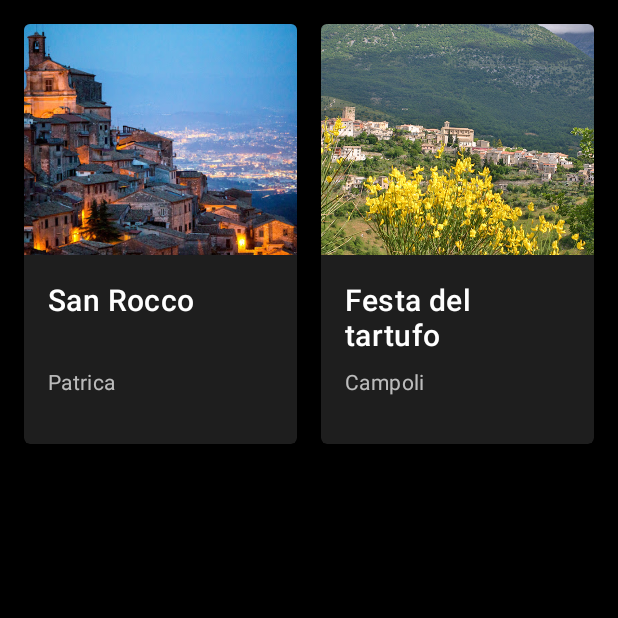
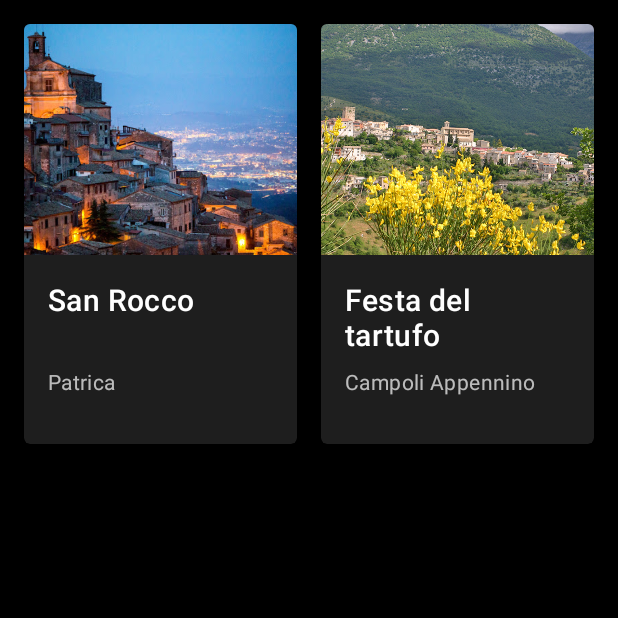
Before and after one commit to ThetaRangers/ThetaProvaCarte, an Android app: the EventsActivity screen opened directly, with no data from a screen before it, on a phone screen of 412 x 824 dp, the top half of it. Run offline under Robolectric (Android 15) with nearby library versions, the phone set to English and light mode, and no system bars.

Commit message:
Campoli with Appennino

```diff
--- a/app/src/main/java/it/thetarangers/thetacarte/EventsActivity.java
+++ b/app/src/main/java/it/thetarangers/thetacarte/EventsActivity.java
@@ -60,7 +60,7 @@ public class EventsActivity extends AppCompatActivity {
                     " dato in dono a principi e re quando si recavano in viaggio in Ciociaria. La storia di questo prodotto " +
                     "spontaneo si fonde nelle origini del piccolo centro ciociaro, tanto da poter essere considerato il simbolo della cultura e della tradizione del paese. Le varietà che nascono spontanee " +
                     "nei boschi del territorio possono essere il noto nero pregiato e il più raro bianco.",
-                    R.drawable.campoli, "Campoli"));
+                    R.drawable.campoli, "Campoli Appennino"));
 
             return eventsList;
         }
```
